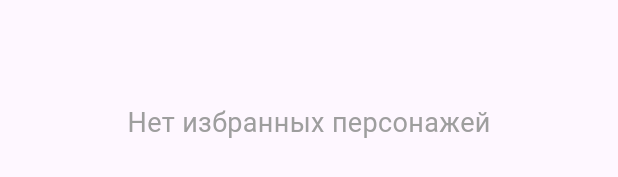
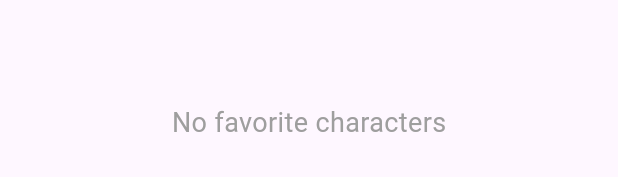
Before and after one commit to anna-sahradyan/flutter-app, a Flutter app: the FavoritesScreen widget shown alone on an empty page, opened directly, on a phone screen of 412 x 824 dp. Shown: the part 495-672 px from the top of the screen. Run offline on Flutter 3.47's test engine with Material 3 defaults, Android fonts, the phone set to English and light mode, and no system bars; our stand-ins replace hive, hive_flutter; accounts and stored records are empty; network calls fail.

Commit message:
Update UI text to English

```diff
--- a/lib/screens/favorites_screen.dart
+++ b/lib/screens/favorites_screen.dart
@@ -12,7 +12,7 @@ class FavoritesScreen extends StatefulWidget {
 }
 
 class _FavoritesScreenState extends State<FavoritesScreen> {
-  String _sort = 'Имя';
+  String _sort = 'Name';
 
   @override
   Widget build(BuildContext context) {
@@ -21,7 +21,7 @@ class _FavoritesScreenState extends State<FavoritesScreen> {
     if (provider.favorites.isEmpty) {
       return const Center(
         child: Text(
-          'Нет избранных персонажей',
+          'No favorite characters',
           style: TextStyle(fontSize: 18, color: Colors.grey),
         ),
       );
@@ -34,13 +34,13 @@ class _FavoritesScreenState extends State<FavoritesScreen> {
           child: DropdownButton<String>(
             value: _sort,
             items: const [
-              DropdownMenuItem(value: 'Имя', child: Text('По имени')),
-              DropdownMenuItem(value: 'Статус', child: Text('По статусу')),
+              DropdownMenuItem(value: 'Name', child: Text('By Name')),
+              DropdownMenuItem(value: 'Status', child: Text('By Status')),
             ],
             onChanged: (value) {
               if (value == null) return;
               setState(() => _sort = value);
-              value == 'Имя'
+              value == 'Name'
                   ? provider.sortFavoritesByName()
                   : provider.sortFavoritesByStatus();
             },
--- a/lib/screens/main_screen.dart
+++ b/lib/screens/main_screen.dart
@@ -20,7 +20,7 @@ class _MainScreenState extends State<MainScreen> {
   Widget build(BuildContext context) {
     return Scaffold(
       appBar: AppBar(
-        title: Text(_index == 0 ? 'Персонажи' : 'Избранное'),
+        title: Text(_index == 0 ? 'Characters' : 'Favorites'),
         actions: [
           IconButton(
             icon: const Icon(Icons.brightness_6),
@@ -33,8 +33,8 @@ class _MainScreenState extends State<MainScreen> {
         currentIndex: _index,
         onTap: (i) => setState(() => _index = i),
         items: const [
-          BottomNavigationBarItem(icon: Icon(Icons.list), label: 'Персонажи'),
-          BottomNavigationBarItem(icon: Icon(Icons.star), label: 'Избранное'),
+          BottomNavigationBarItem(icon: Icon(Icons.list), label: 'Characters'),
+          BottomNavigationBarItem(icon: Icon(Icons.star), label: 'Favorites'),
         ],
       ),
     );
```
